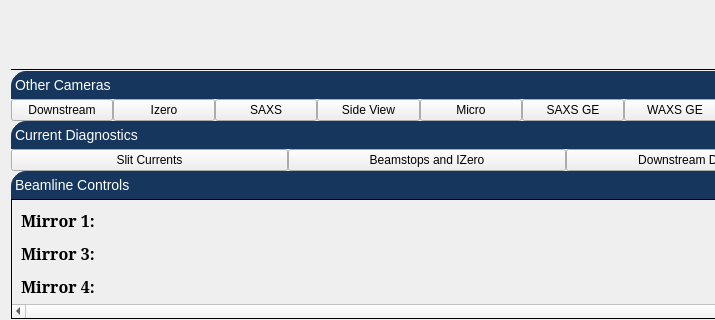
Old version of the form RSoXSmain2.ui in the repository NSLS-II-SST/RSoXS_UIS; both pictures show x 0 to 715 and y 438 to 758 of the 854 by 967 pixel window.
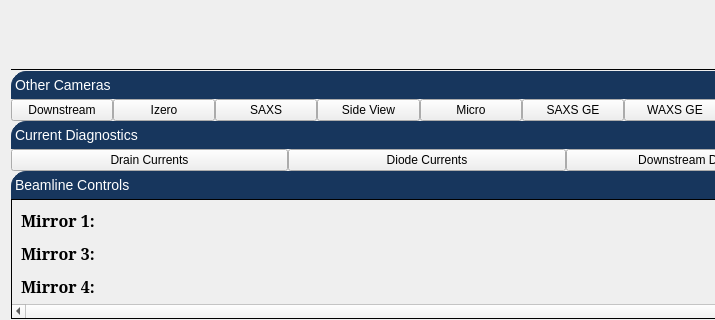
New version of the form. Custom widgets are drawn as their Qt base class.

Commit message: changing Izero  channel

```diff
--- a/RSoXSmain2.ui
+++ b/RSoXSmain2.ui
@@ -739,7 +739,7 @@
             <string/>
            </property>
            <property name="text">
-            <string>Slit Currents</string>
+            <string>Drain Currents</string>
            </property>
            <property name="rules" stdset="0">
             <string>[]</string>
@@ -764,7 +764,7 @@
             <string/>
            </property>
            <property name="text">
-            <string>Beamstops and IZero</string>
+            <string>Diode Currents</string>
            </property>
            <property name="showIcon" stdset="0">
             <bool>false</bool>
```
